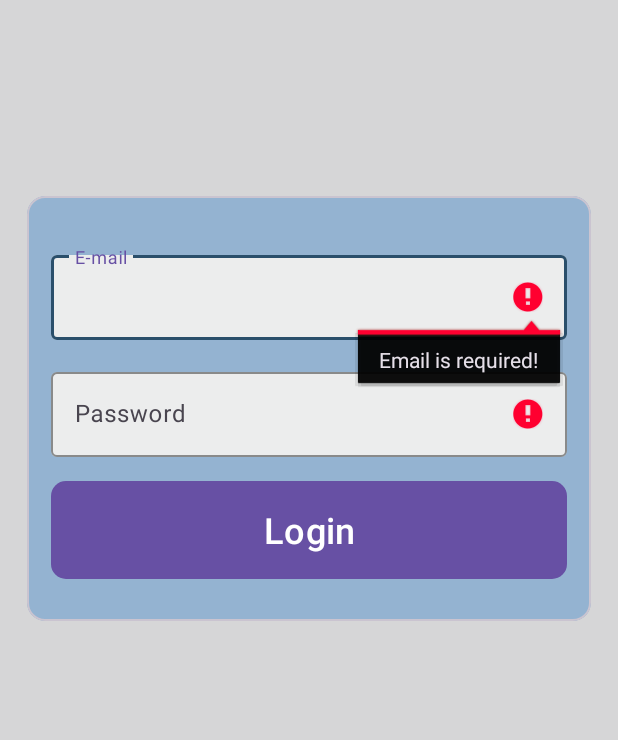
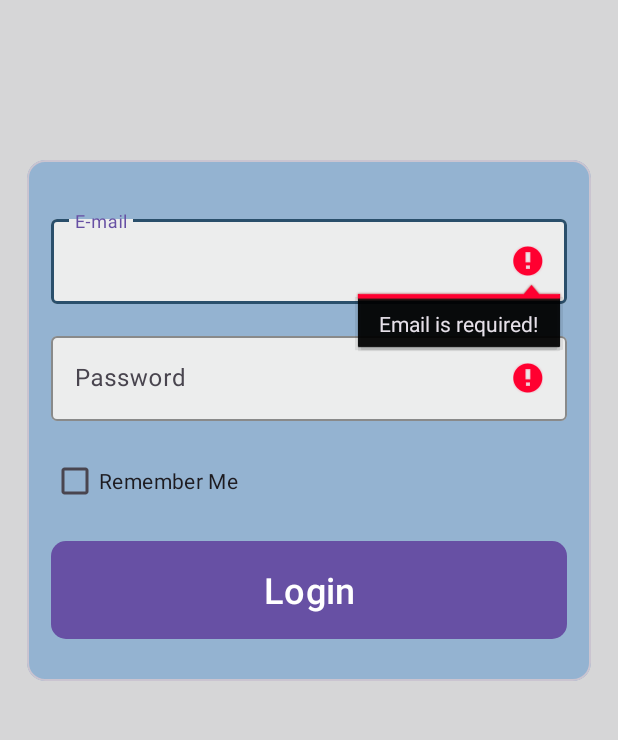
Before and after one commit to MariusSpaceEngineer/accident-statament-european-hub, an Android app: the LoginActivity screen opened directly, with no data from a screen before it, after a tap on "Login", on a phone screen of 412 x 824 dp, the part 243-983 px from its top. Run offline under Robolectric (Android 15) with nearby library versions, the phone set to English and light mode, and no system bars; 2 statements that could not run were skipped.

Commit message:
1208 Add logic to LoginActivity to remember login

```diff
--- a/crash-kit-app/app/src/main/java/com/inetum/realdolmen/crashkit/LoginActivity.kt
+++ b/crash-kit-app/app/src/main/java/com/inetum/realdolmen/crashkit/LoginActivity.kt
@@ -2,6 +2,7 @@ package com.inetum.realdolmen.crashkit
 
 import android.content.Intent
 import android.os.Bundle
+import android.widget.CheckBox
 import android.widget.Toast
 import androidx.appcompat.app.AppCompatActivity
 import com.google.android.material.dialog.MaterialAlertDialogBuilder
@@ -18,11 +19,13 @@ import okhttp3.Response
 import org.json.JSONObject
 import java.io.IOException
 
+
 class LoginActivity : AppCompatActivity() {
 
     private lateinit var binding: ActivityLoginBinding
     private lateinit var loadingFragment: LoadingFragment
     private val client = OkHttpClient()
+    private lateinit var securePreference: SecurePreferences
 
 
     override fun onCreate(savedInstanceState: Bundle?) {
@@ -31,14 +34,17 @@ class LoginActivity : AppCompatActivity() {
         val view = binding.root
         setContentView(view)
 
+        securePreference = SecurePreferences(this)
+
 
         val emailField = binding.etLoginEmail
         val passwordField = binding.etLoginPassword
-        var fields = mapOf(
+        val fields = mapOf(
             emailField to getString(R.string.email_required),
             passwordField to getString(R.string.password_required),
         )
 
+        val rememberCheckbox = binding.cbLoginRemember
         val loginButton = binding.btnLoginSubmit
 
         loadingFragment =
@@ -46,7 +52,7 @@ class LoginActivity : AppCompatActivity() {
 
         loginButton.setOnClickListener {
             if (areFieldsValid(fields)) {
-                performLogin(emailField, passwordField)
+                performLogin(emailField, passwordField, rememberCheckbox)
             }
         }
     }
@@ -62,7 +68,11 @@ class LoginActivity : AppCompatActivity() {
         return allFieldsValid
     }
 
-    private fun performLogin(emailField: TextInputEditText, passwordField: TextInputEditText) {
+    private fun performLogin(
+        emailField: TextInputEditText,
+        passwordField: TextInputEditText,
+        rememberLogin: CheckBox
+    ) {
         val jsonObject = createRequestBody(emailField, passwordField)
         val request = createRequest(jsonObject)
 
@@ -77,7 +87,7 @@ class LoginActivity : AppCompatActivity() {
             }
 
             override fun onResponse(call: Call, response: Response) {
-                handleResponse(response)
+                handleResponse(response, rememberLogin)
             }
         })
     }
@@ -101,17 +111,21 @@ class LoginActivity : AppCompatActivity() {
             .build()
     }
 
-    private fun handleResponse(response: Response) {
+    private fun handleResponse(response: Response, rememberLogin: CheckBox) {
         response.use {
+            val jsonObject = JSONObject(response.body!!.string())
             if (!response.isSuccessful) {
-                val jsonObject = JSONObject(response.body!!.string())
-                val message = jsonObject.getString("errorMessage")
+                val errorMessage = jsonObject.getString("errorMessage")
 
                 runOnUiThread {
-                    createSimpleDialog(getString(R.string.error), message)
+                    createSimpleDialog(getString(R.string.error), errorMessage)
                 }
 
             } else {
+                if (rememberLogin.isChecked) {
+                    val token = jsonObject.getString("token")
+                    securePreference.putString("jwt_token", token)
+                }
 
                 runOnUiThread {
                     loadingFragment.showLoadingFragment()
@@ -128,12 +142,6 @@ class LoginActivity : AppCompatActivity() {
         }
     }
 
-
-    override fun onResume() {
-        super.onResume()
-        loadingFragment.hideLoadingFragment()
-    }
-
     private fun createSimpleDialog(title: String, message: String) {
         MaterialAlertDialogBuilder(this)
             .setTitle(title)
@@ -143,4 +151,11 @@ class LoginActivity : AppCompatActivity() {
             }
             .show()
     }
+
+    override fun onResume() {
+        super.onResume()
+        loadingFragment.hideLoadingFragment()
+    }
+
+
 }
--- a/crash-kit-app/app/src/main/res/layout/activity_login.xml
+++ b/crash-kit-app/app/src/main/res/layout/activity_login.xml
@@ -98,6 +98,13 @@
 
             </com.google.android.material.textfield.TextInputLayout>
 
+            <CheckBox
+                android:id="@+id/cb_login_remember"
+                android:layout_width="match_parent"
+                android:layout_height="wrap_content"
+                android:layout_marginBottom="16dp"
+                android:text="@string/login_remember_checkbox" />
+
             <Button
                 android:id="@+id/btn_login_submit"
                 android:layout_width="match_parent"
--- a/crash-kit-app/app/src/main/res/values/strings.xml
+++ b/crash-kit-app/app/src/main/res/values/strings.xml
@@ -22,5 +22,6 @@
     <string name="password_required">Password is required!</string>
     <string name="network_error">A network error occurred. Please try again.</string>
     <string name="error">Error</string>
+    <string name="login_remember_checkbox">Remember Me</string>
 
 </resources>
```
